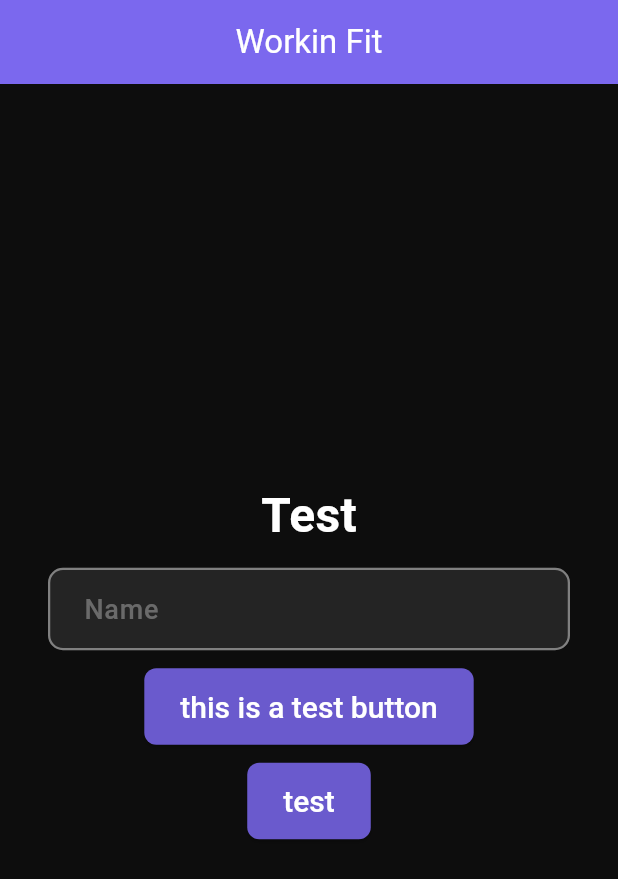
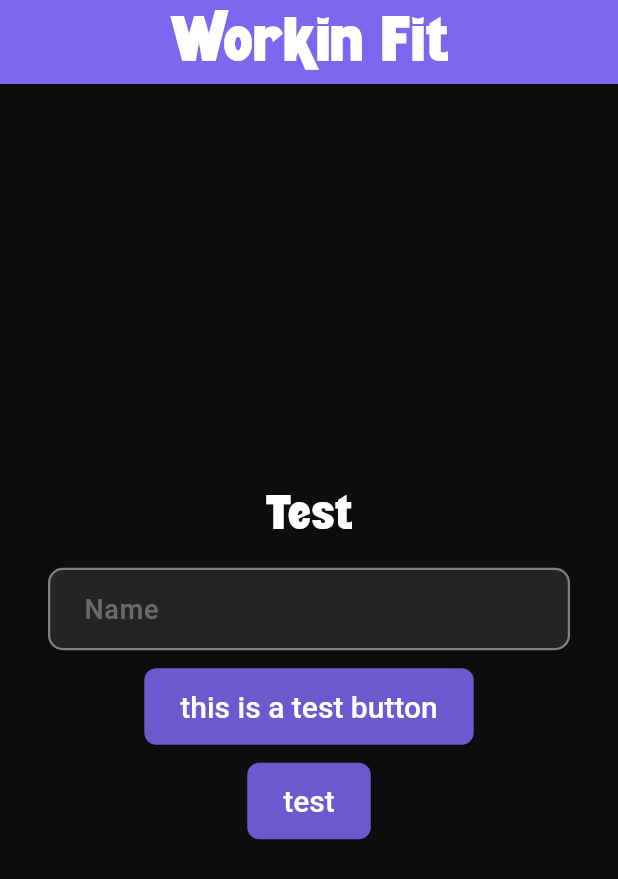
Before and after one commit to Golden76z/workin_fit, a Flutter app: the screen it shows after launch, on a phone screen of 412 x 824 dp. Shown: the top 879 px of the screen. Run offline on Flutter 3.47's test engine with Material 3 defaults, Android fonts, the light colour scheme and no system bars; our stand-ins replace flutter_riverpod.

Commit message:
design: added a font for app name

```diff
--- a/lib/main.dart
+++ b/lib/main.dart
@@ -36,7 +36,15 @@ class HomePage extends StatelessWidget {
   Widget build(BuildContext context) {
     return Scaffold(
       appBar: AppBar(
-        title: const Text('Workin Fit'),
+        title: const Text(
+          'Workin Fit',
+          style: TextStyle(
+            fontFamily:
+                'AppFont',
+            fontSize: 42,
+            fontWeight: FontWeight.normal,
+          ),
+        ),
         foregroundColor: AppColors.textPrimary,
         backgroundColor: AppColors.primary,
         centerTitle: true,
@@ -49,7 +57,8 @@ class HomePage extends StatelessWidget {
               'Test',
               style: TextStyle(
                 fontSize: 32,
-                fontWeight: FontWeight.bold,
+                fontFamily: 'AppFont',
+                fontWeight: FontWeight.w100,
                 color: AppColors.textPrimary,
               ),
             ),
--- a/pubspec.yaml
+++ b/pubspec.yaml
@@ -84,6 +84,10 @@ flutter:
     - assets/images/
     - assets/icons/
     - assets/animations/
+  fonts:
+    - family: AppFont
+      fonts:
+        - asset: assets/font/Skaters.ttf
 
 flutter_launcher_icons:
   android: true
```
Also changed, not shown: assets/font/Skaters.ttf (added).
